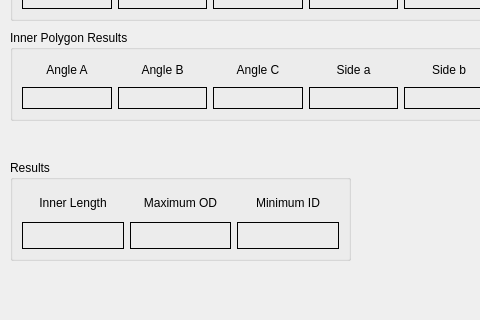
Qt form segcalc/src/segcalc.ui (jethornton/segcalc) before a commit; both pictures show x 0 to 480 and y 160 to 480 of the 640 by 480 pixel window.
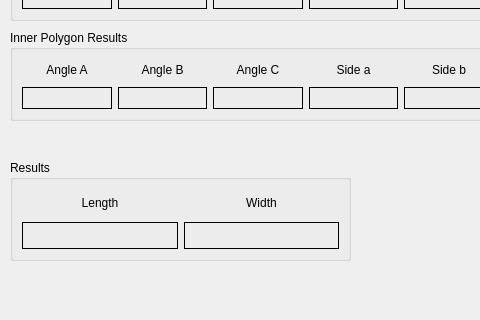
The same form after that commit.

Commit message: finish calculations

```diff
--- a/segcalc/src/segcalc.ui
+++ b/segcalc/src/segcalc.ui
@@ -84,7 +84,20 @@
      <item row="0" column="1">
       <widget class="QLabel" name="label_5">
        <property name="text">
-        <string>Maximum OD</string>
+        <string>Width</string>
+       </property>
+       <property name="alignment">
+        <set>Qt::AlignCenter</set>
+       </property>
+      </widget>
+     </item>
+     <item row="1" column="0">
+      <widget class="QLabel" name="lengthLB">
+       <property name="frameShape">
+        <enum>QFrame::Box</enum>
+       </property>
+       <property name="text">
+        <string/>
        </property>
        <property name="alignment">
         <set>Qt::AlignCenter</set>
@@ -94,30 +107,7 @@
      <item row="0" column="0">
       <widget class="QLabel" name="label_4">
        <property name="text">
-        <string>Inner Length</string>
-       </property>
-       <property name="alignment">
-        <set>Qt::AlignCenter</set>
-       </property>
-      </widget>
-     </item>
-     <item row="0" column="2">
-      <widget class="QLabel" name="label_6">
-       <property name="text">
-        <string>Minimum ID</string>
-       </property>
-       <property name="alignment">
-        <set>Qt::AlignCenter</set>
-       </property>
-      </widget>
-     </item>
-     <item row="1" column="0">
-      <widget class="QLabel" name="innerLengthLB">
-       <property name="frameShape">
-        <enum>QFrame::Box</enum>
-       </property>
-       <property name="text">
-        <string/>
+        <string>Length</string>
        </property>
        <property name="alignment">
         <set>Qt::AlignCenter</set>
@@ -125,20 +115,7 @@
       </widget>
      </item>
      <item row="1" column="1">
-      <widget class="QLabel" name="odMaxLB">
-       <property name="frameShape">
-        <enum>QFrame::Box</enum>
-       </property>
-       <property name="text">
-        <string/>
-       </property>
-       <property name="alignment">
-        <set>Qt::AlignCenter</set>
-       </property>
-      </widget>
-     </item>
-     <item row="1" column="2">
-      <widget class="QLabel" name="idMinLB">
+      <widget class="QLabel" name="widthLB">
        <property name="frameShape">
         <enum>QFrame::Box</enum>
        </property>
```
The commit also changes 2 other files.
